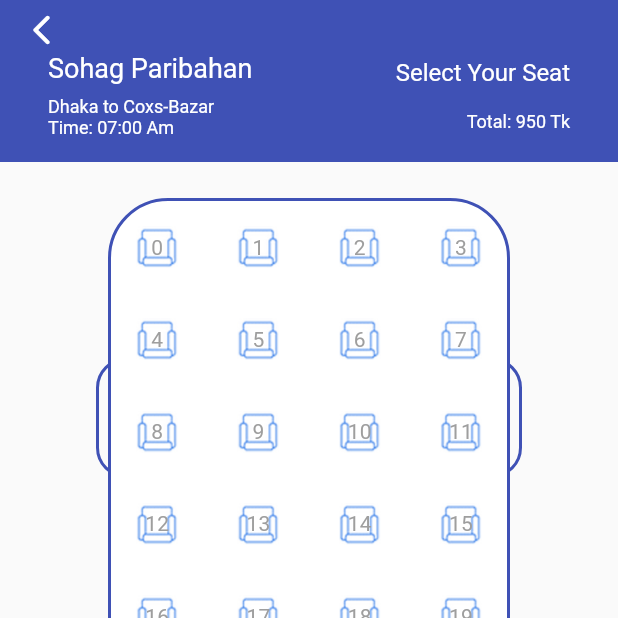
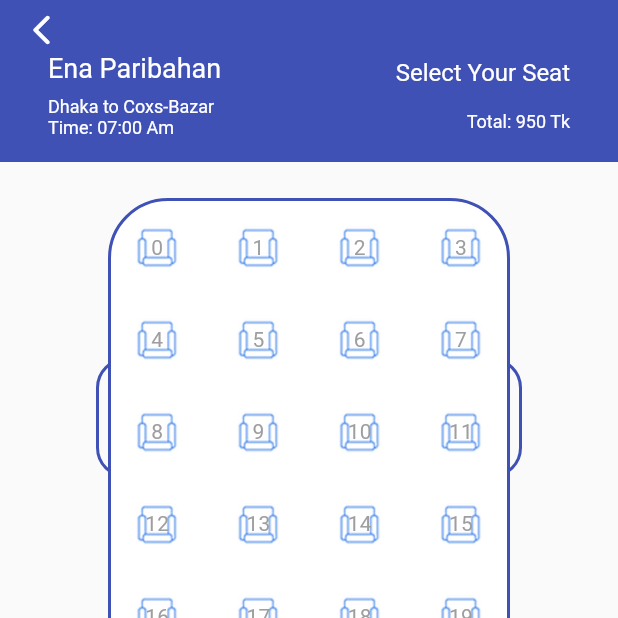
Before and after one commit to marufahmedofficial/ticket_booking_flutter, a Flutter app: the SeatPage screen opened directly, on a phone screen of 412 x 824 dp, the top half of it. Run offline on Flutter 3.47's test engine with Material 2 defaults, Android fonts, the phone set to English and light mode, and no system bars; our stand-ins replace image_picker, shared_preferences, sqflite; accounts and stored records are empty.

Commit message:
initial commit

```diff
--- a/lib/pages/seat.dart
+++ b/lib/pages/seat.dart
@@ -47,7 +47,7 @@ class _SeatPageState extends State<SeatPage> {
                     crossAxisAlignment: CrossAxisAlignment.start,
                     children: const [
                       Text(
-                        'Sohag Paribahan',
+                        'Ena Paribahan',
                         style: TextStyle(
                           color: Colors.white,
                           fontSize: 18,
--- a/lib/utils/constants.dart
+++ b/lib/utils/constants.dart
@@ -2,7 +2,7 @@ List<String?> typelist = ['Ac', 'Non-Ac', 'Rooftop'];
 List<String?> place = [
   'Dhaka',
   'Chittagong',
-  'Dinajpur',
+  'Gazipur',
   'Jessore',
   'Comilla',
   'Bogra',
```
Also changed, not shown: assets/Bus.jpeg (deleted).
